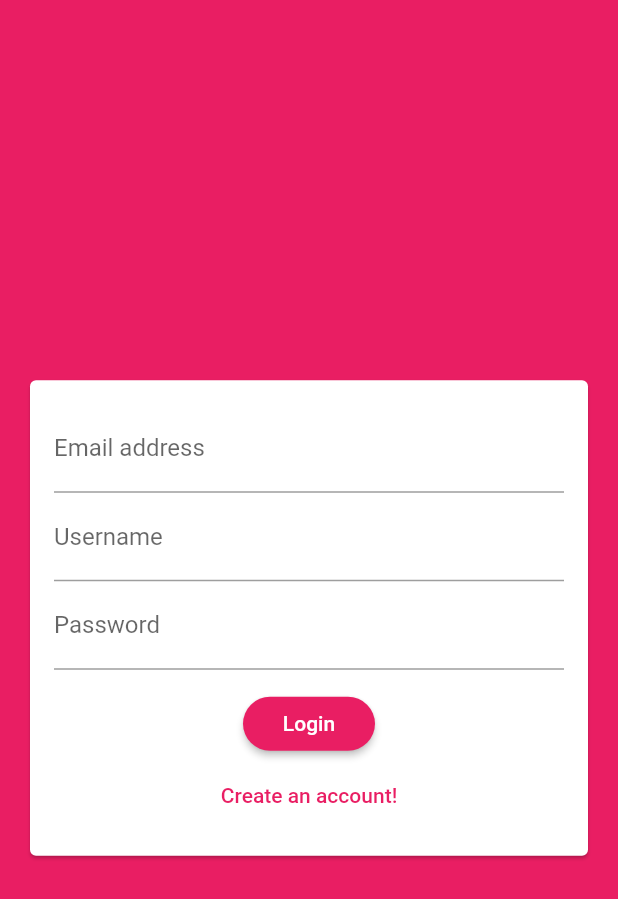
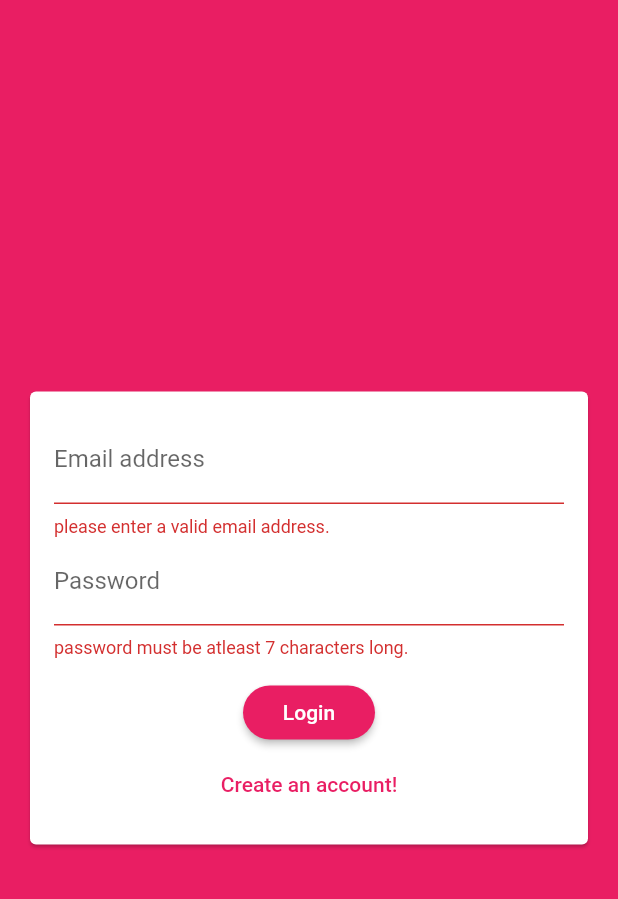
Before and after one commit to ab85hishek/ChatterBase, a Flutter app: the screen it shows after launch, after a tap on "Login", on a phone screen of 412 x 824 dp. Shown: the top 899 px of the screen. Run offline on Flutter 3.47's test engine with Material 2 defaults, Android fonts, the phone set to English and light mode, and no system bars; our stand-ins replace cloud_firestore; accounts and stored records are empty.

Commit message:
creating authentication form

```diff
--- a/lib/widgets/auth/auth_form.dart
+++ b/lib/widgets/auth/auth_form.dart
@@ -6,6 +6,24 @@ class AuthForm extends StatefulWidget {
 }
 
 class _AuthFormState extends State<AuthForm> {
+  final _formKey = GlobalKey<FormState>();
+  var _isLogin = true;
+  var _userEmail = '';
+  var _userName = '';
+  var _userPassword = '';
+
+  void _trySubmit() {
+    final isValid = _formKey.currentState.validate();
+    FocusScope.of(context).unfocus();
+
+    if (isValid) {
+      _formKey.currentState.save();
+      print(_userEmail);
+      print(_userName);
+      print(_userPassword);
+    }
+  }
+
   @override
   Widget build(BuildContext context) {
     return Center(
@@ -15,29 +33,75 @@ class _AuthFormState extends State<AuthForm> {
           child: Padding(
             padding: EdgeInsets.all(16),
             child: Form(
+                key: _formKey,
                 child: Column(
                   mainAxisSize: MainAxisSize.min,
                   children: [
                     TextFormField(
+                      key: ValueKey('email'),
+                      validator: (value) {
+                        if (value.isEmpty || !value.contains('@')) {
+                          return 'please enter a valid email address.';
+                        }
+                        return null;
+                      },
                       keyboardType: TextInputType.emailAddress,
-                  decoration: InputDecoration(labelText: 'Email address'),
+                      decoration: InputDecoration(
+                        labelText: 'Email address',
+                      ),
+                      onSaved: (value) {
+                        _userEmail = value;
+                      },
+                    ),
+                    if (!_isLogin)
+                      TextFormField(
+                        key: ValueKey('username'),
+                        validator: (value) {
+                          if (value.isEmpty || value.length < 4) {
+                            return 'Username must be atleast 4 characters long.';
+                          }
+
+                          return null;
+                        },
+                        decoration: InputDecoration(
+                          labelText: 'Username',
+                        ),
+                        onSaved: (value) {
+                          _userName = value;
+                        },
                       ),
                     TextFormField(
-                  decoration: InputDecoration(labelText: 'Username'),
+                      key: ValueKey('password'),
+                      validator: (value) {
+                        if (value.isEmpty || value.length < 7) {
+                          return 'password must be atleast 7 characters long.';
+                        }
+
+                        return null;
+                      },
+                      decoration: InputDecoration(
+                        labelText: 'Password',
                       ),
-                TextFormField(
-                  decoration: InputDecoration(labelText: 'Password'),
+                      onSaved: (value) {
+                        _userPassword = value;
+                      },
                       obscureText: true,
                     ),
                     SizedBox(height: 12),
                     RaisedButton(
-                  onPressed: () {},
-                  child: Text('Login'),
+                      onPressed: _trySubmit,
+                      child: Text(_isLogin ? 'Login' : 'SignUp'),
                     ),
                     FlatButton(
                       textColor: Theme.of(context).primaryColor,
-                  onPressed: () {},
-                  child: Text('Create an account!'),
+                      child: Text(_isLogin
+                          ? 'Create an account!'
+                          : 'Already have an account'),
+                      onPressed: () {
+                        setState(() {
+                          _isLogin = !_isLogin;
+                        });
+                      },
                     )
                   ],
                 )),
```
Lines whose indentation alone changed are shown as unchanged.
